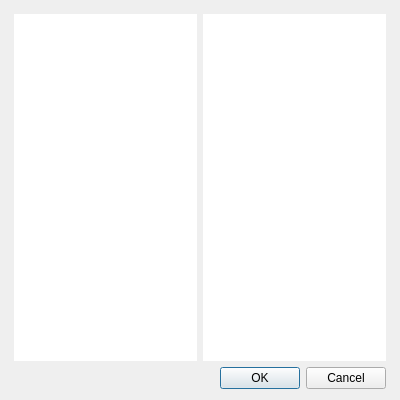
woodenbear24/Vid_classification_tool, file dialog.ui: the form before one commit.
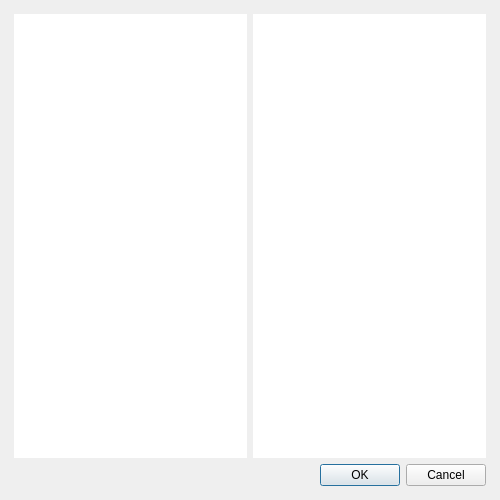
The form after the commit.

Diff of the .ui file:
```diff
--- a/dialog.ui
+++ b/dialog.ui
@@ -6,8 +6,8 @@
    <rect>
     <x>0</x>
     <y>0</y>
-    <width>400</width>
-    <height>400</height>
+    <width>500</width>
+    <height>500</height>
    </rect>
   </property>
   <property name="minimumSize">
@@ -25,6 +25,12 @@
   <property name="windowTitle">
    <string>Tag Editor</string>
   </property>
+  <property name="sizeGripEnabled">
+   <bool>false</bool>
+  </property>
+  <property name="modal">
+   <bool>false</bool>
+  </property>
   <layout class="QGridLayout" name="gridLayout">
    <item row="0" column="0">
     <layout class="QVBoxLayout" name="verticalLayout">
@@ -37,6 +43,9 @@
      <property name="rightMargin">
       <number>3</number>
      </property>
+     <property name="bottomMargin">
+      <number>3</number>
+     </property>
      <item>
       <layout class="QHBoxLayout" name="horizontalLayout">
        <item>
```
Left out of the diff: 3 changed lines with no effect on the pictures.
